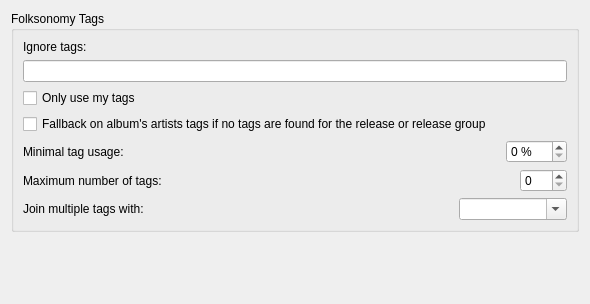
Above: ui/options_folksonomy.ui from metabrainz/picard before the change. Below: the same form after it.
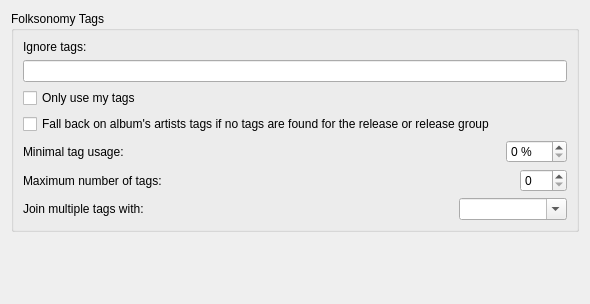
That is the form after the change.

Commit message: fallback -> fall back

What changed in the file:
```diff
--- a/ui/options_folksonomy.ui
+++ b/ui/options_folksonomy.ui
@@ -40,7 +40,7 @@
          <bool>true</bool>
         </property>
         <property name="text">
-         <string>Fallback on album's artists tags if no tags are found for the release or release group</string>
+         <string>Fall back on album's artists tags if no tags are found for the release or release group</string>
         </property>
        </widget>
       </item>
```
The commit also changes 1 other file.
